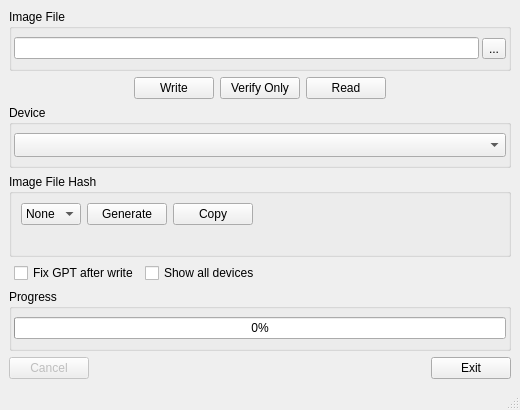
peacepenguin/win32diskimager, file src/mainwindow.ui: the form before one commit.
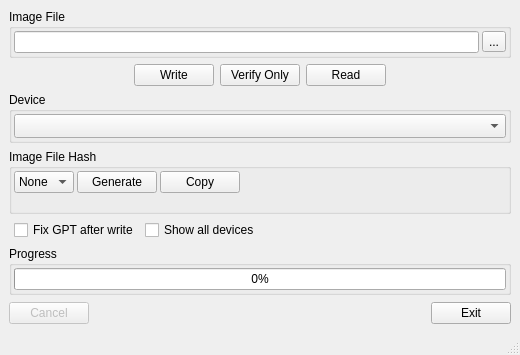
The form after the commit. Icons and pictures are not drawn. Custom widgets are drawn as their Qt base class.

Commit message: auto size gui

The edit to the form file:
```diff
--- a/src/mainwindow.ui
+++ b/src/mainwindow.ui
@@ -12,7 +12,7 @@
     <x>0</x>
     <y>0</y>
     <width>520</width>
-    <height>410</height>
+    <height>355</height>
    </rect>
   </property>
   <property name="sizePolicy">
@@ -24,7 +24,7 @@
   <property name="minimumSize">
    <size>
     <width>460</width>
-    <height>400</height>
+    <height>0</height>
    </size>
   </property>
   <property name="acceptDrops">
@@ -216,8 +216,26 @@
        <string>Image File Hash</string>
       </property>
       <layout class="QVBoxLayout" name="verticalLayout">
+       <property name="spacing">
+        <number>2</number>
+       </property>
+       <property name="leftMargin">
+        <number>2</number>
+       </property>
+       <property name="topMargin">
+        <number>2</number>
+       </property>
+       <property name="rightMargin">
+        <number>2</number>
+       </property>
+       <property name="bottomMargin">
+        <number>2</number>
+       </property>
        <item>
         <layout class="QHBoxLayout" name="horizontalLayout">
+         <property name="spacing">
+          <number>3</number>
+         </property>
          <item>
           <widget class="QComboBox" name="cboxHashType">
            <property name="sizePolicy">
@@ -367,7 +385,7 @@
      </layout>
     </item>
     <item>
-     <widget class="QGroupBox" name="groupBox_5">
+     <widget class="QGroupBox" name="progressGroup">
       <property name="title">
        <string>Progress</string>
       </property>
@@ -403,6 +421,12 @@
       </layout>
      </widget>
     </item>
+    <item>
+     <spacer name="bottomStretch">
+      <property name="orientation"><enum>Qt::Vertical</enum></property>
+      <property name="sizeHint" stdset="0"><size><width>1</width><height>1</height></size></property>
+     </spacer>
+    </item>
     <item>
      <layout class="QHBoxLayout">
       <item>
```
The commit also changes 2 other files.
